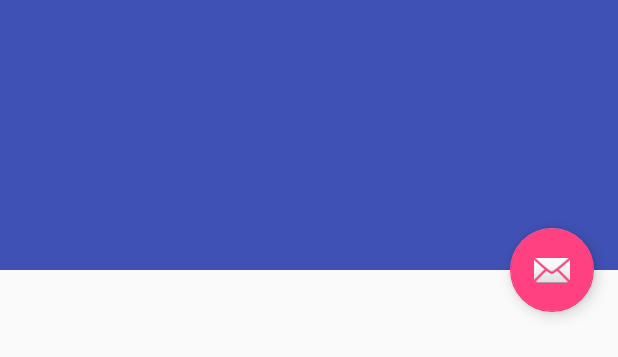
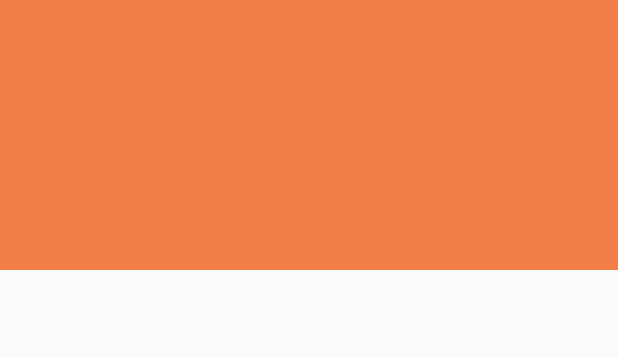
Before and after one commit to amohnacs15/ProcorePulls, an Android app: the layout activity_diff_details.xml on its own in the app's theme, with its tools: preview values and no code run, on a phone screen of 412 x 824 dp. Shown: the top 357 px of the screen. Run offline under Robolectric (Android 15) with nearby library versions, the phone set to English and light mode, and no system bars.

```diff
--- a/app/src/main/AndroidManifest.xml
+++ b/app/src/main/AndroidManifest.xml
@@ -24,7 +24,11 @@
             android:name=".diff.ui.DiffDetailsActivity"
             android:label="@string/title_activity_diff_details"
             android:theme="@style/AppTheme.NoActionBar"
-            android:screenOrientation="landscape"/>
+            android:screenOrientation="landscape">
+            <meta-data
+                android:name="android.support.PARENT_ACTIVITY"
+                android:value="com.amohnacs.procorepulls.main.ui.MainActivity" />
+        </activity>
     </application>
 
 </manifest>
--- a/app/src/main/java/com/amohnacs/procorepulls/main/ui/MainActivity.java
+++ b/app/src/main/java/com/amohnacs/procorepulls/main/ui/MainActivity.java
@@ -20,6 +20,7 @@ public class MainActivity extends AppCompatActivity implements MainFragment.OnLi
     @Override
     public void onListFragmentInteraction(PullRequest item) {
         Intent intent = new Intent(this, DiffDetailsActivity.class);
+        intent.putExtra(DiffDetailsFragment.PR_TITLE, item.getTitle());
         intent.putExtra(DiffDetailsFragment.DIFF_URL, item.getDiffUrl());
         startActivity(intent);
     }
--- a/app/src/main/java/com/amohnacs/procorepulls/main/ui/MainFragment.java
+++ b/app/src/main/java/com/amohnacs/procorepulls/main/ui/MainFragment.java
@@ -2,6 +2,7 @@ package com.amohnacs.procorepulls.main.ui;
 
 import android.content.Context;
 import android.os.Bundle;
+import android.support.design.widget.Snackbar;
 import android.support.v7.widget.DividerItemDecoration;
 import android.support.v7.widget.GridLayoutManager;
 import android.support.v7.widget.LinearLayoutManager;
@@ -9,6 +10,7 @@ import android.support.v7.widget.RecyclerView;
 import android.view.LayoutInflater;
 import android.view.View;
 import android.view.ViewGroup;
+import android.widget.ProgressBar;
 
 import com.amohnacs.common.mvp.MvpFragment;
 import com.amohnacs.model.PullRequest;
@@ -91,7 +93,7 @@ public class MainFragment extends MvpFragment<MainPresenter, Contract.View> impl
 
             adapter = new MainPullRequestAdapter(getActivity(), prs, mListener);
             recyclerView.setAdapter(adapter);
-            //get our data yo!
+
             presenter.getPullRequests();
         }
     }
@@ -128,7 +130,7 @@ public class MainFragment extends MvpFragment<MainPresenter, Contract.View> impl
 
     @Override
     public void displayError(String message) {
-
+        Snackbar.make(getView(), message, Snackbar.LENGTH_SHORT).show();
     }
 
     @Override
--- a/app/src/main/res/layout/activity_diff_details.xml
+++ b/app/src/main/res/layout/activity_diff_details.xml
@@ -12,14 +12,15 @@
         android:layout_width="match_parent"
         android:layout_height="@dimen/app_bar_height"
         android:fitsSystemWindows="true"
-        android:theme="@style/AppTheme.AppBarOverlay">
+        android:theme="@style/AppTheme.AppBarOverlay"
+        android:background="@color/procorange">
 
         <android.support.design.widget.CollapsingToolbarLayout
             android:id="@+id/toolbar_layout"
             android:layout_width="match_parent"
             android:layout_height="match_parent"
             android:fitsSystemWindows="true"
-            app:contentScrim="?attr/colorPrimary"
+            app:contentScrim="@color/procorange"
             app:layout_scrollFlags="scroll|exitUntilCollapsed"
             app:toolbarId="@+id/toolbar">
 
@@ -35,13 +36,4 @@
 
     <include layout="@layout/content_diff_details" />
 
-    <android.support.design.widget.FloatingActionButton
-        android:id="@+id/fab"
-        android:layout_width="wrap_content"
-        android:layout_height="wrap_content"
-        android:layout_margin="@dimen/fab_margin"
-        app:layout_anchor="@id/app_bar"
-        app:layout_anchorGravity="bottom|end"
-        app:srcCompat="@android:drawable/ic_dialog_email" />
-
 </android.support.design.widget.CoordinatorLayout>
--- a/app/src/main/res/layout/fragment_diff_row_irrelevant.xml
+++ b/app/src/main/res/layout/fragment_diff_row_irrelevant.xml
@@ -8,6 +8,7 @@
         android:id="@+id/irrelevant_textView"
         android:layout_width="match_parent"
         android:layout_height="wrap_content"
-        android:padding="@dimen/defaultPadding"/>
+        android:paddingStart="@dimen/defaultPadding"
+        android:paddingEnd="@dimen/defaultPadding"/>
 
 </android.support.constraint.ConstraintLayout>
--- a/app/src/main/res/layout/fragment_diff_row_split.xml
+++ b/app/src/main/res/layout/fragment_diff_row_split.xml
@@ -11,13 +11,15 @@
         android:layout_width="0dp"
         android:layout_height="wrap_content"
         android:layout_weight="1"
-        android:padding="@dimen/defaultPadding"/>
+        android:paddingStart="@dimen/defaultPadding"
+        android:paddingEnd="@dimen/defaultPadding"/>
 
     <TextView
         android:id="@+id/addition_textView"
         android:layout_width="0dp"
         android:layout_height="wrap_content"
         android:layout_weight="1"
-        android:padding="@dimen/defaultPadding"/>
+        android:paddingStart="@dimen/defaultPadding"
+        android:paddingEnd="@dimen/defaultPadding"/>
 
 </LinearLayout>
```
Also changed, not shown: app/src/main/java/com/amohnacs/procorepulls/diff/ui/DiffDetailsActivity.java (+10 -10 lines), app/src/main/java/com/amohnacs/procorepulls/diff/ui/DiffDetailsFragment.java (+16 -2 lines), app/src/main/java/com/amohnacs/procorepulls/main/MainPullRequestAdapter.java (+5 -2 lines).
